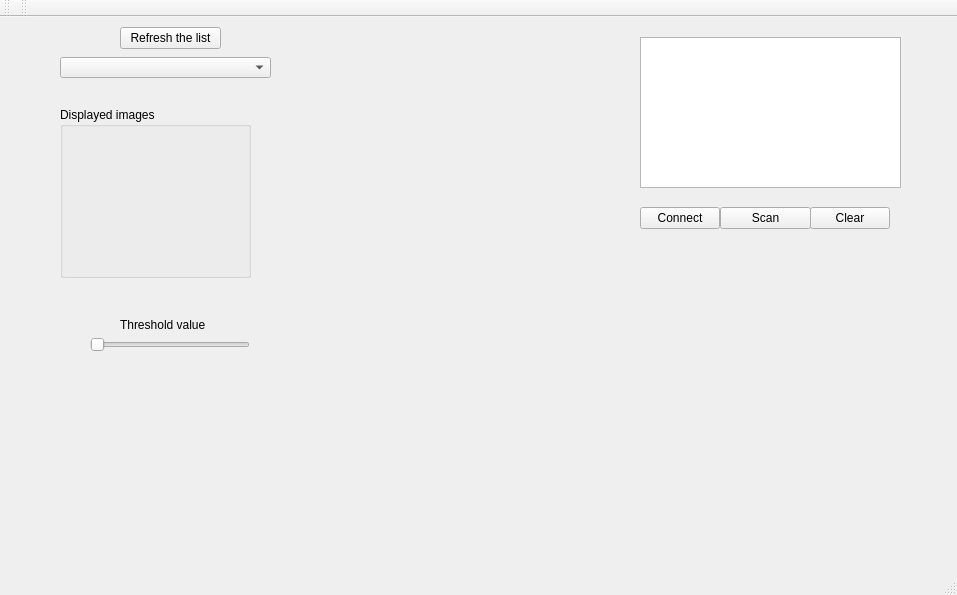
Old version of the form Application/mainwindow.ui in the repository wiici/Apple-Grading-System.
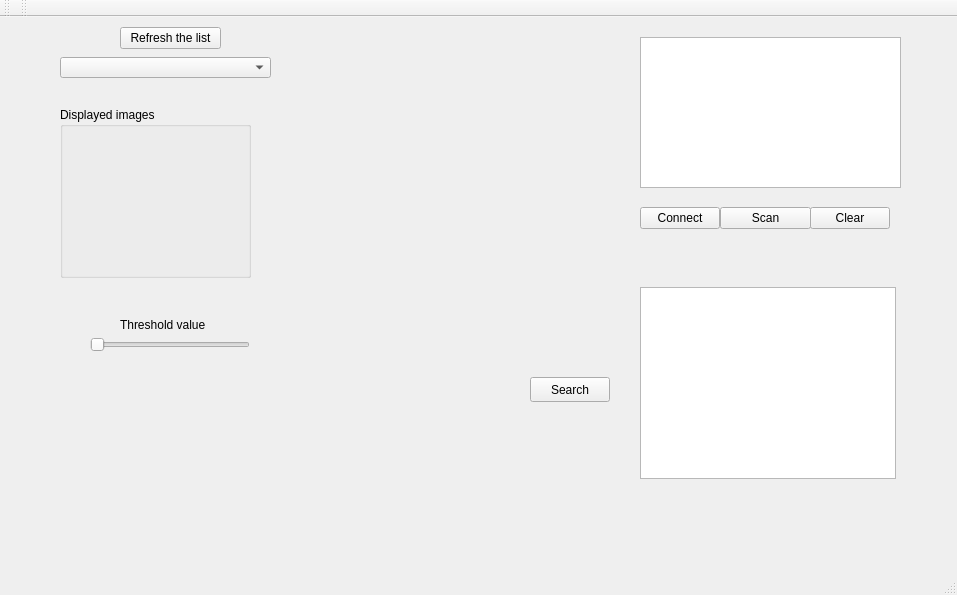
New version of the form.

Commit message: Add UARTservice class ; Implement a slot which searches available serial ports and displays info

```diff
--- a/Application/mainwindow.ui
+++ b/Application/mainwindow.ui
@@ -174,6 +174,29 @@
      <set>Qt::AlignLeading|Qt::AlignLeft|Qt::AlignTop</set>
     </property>
    </widget>
+   <widget class="QPushButton" name="searchSerialPorts_pushButton">
+    <property name="geometry">
+     <rect>
+      <x>530</x>
+      <y>360</y>
+      <width>80</width>
+      <height>25</height>
+     </rect>
+    </property>
+    <property name="text">
+     <string>Search</string>
+    </property>
+   </widget>
+   <widget class="QListWidget" name="listOfSerialPorts_listWidget">
+    <property name="geometry">
+     <rect>
+      <x>640</x>
+      <y>270</y>
+      <width>256</width>
+      <height>192</height>
+     </rect>
+    </property>
+   </widget>
   </widget>
   <widget class="QMenuBar" name="menuBar">
    <property name="geometry">
```
Left out of the diff: 2 changed lines with no effect on the pictures. The commit also changes 7 other files.
